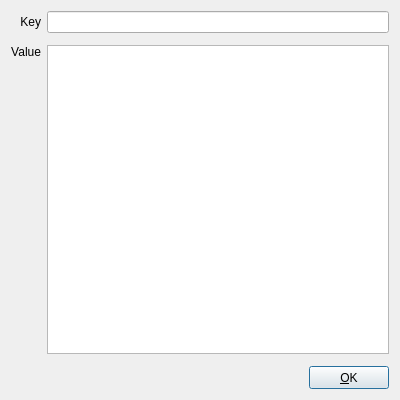
The window that src/Widgets/Inspector/KeyValueDialog.ui (CasparCG/client) describes before a commit, drawn with Qt 5.
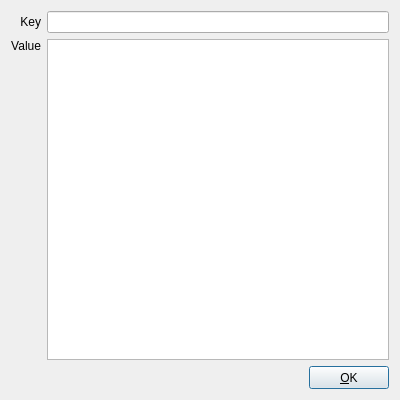
The same window after the commit.

Commit message: Simplify layout of inspector widgets

```diff
--- a/src/Widgets/Inspector/KeyValueDialog.ui
+++ b/src/Widgets/Inspector/KeyValueDialog.ui
@@ -10,100 +10,15 @@
     <height>400</height>
    </rect>
   </property>
-  <layout class="QVBoxLayout" name="verticalLayout_4">
-   <item>
-    <layout class="QHBoxLayout" name="horizontalLayout_2">
-     <item>
-      <layout class="QVBoxLayout" name="verticalLayout">
-       <item>
-        <spacer name="verticalSpacerTop">
-         <property name="orientation">
-          <enum>Qt::Vertical</enum>
-         </property>
-         <property name="sizeType">
-          <enum>QSizePolicy::Fixed</enum>
-         </property>
-         <property name="sizeHint" stdset="0">
-          <size>
-           <width>20</width>
-           <height>4</height>
-          </size>
-         </property>
-        </spacer>
-       </item>
-       <item>
-        <widget class="QLabel" name="labelKey">
-         <property name="text">
-          <string>Key</string>
-         </property>
-         <property name="alignment">
-          <set>Qt::AlignRight|Qt::AlignTrailing|Qt::AlignVCenter</set>
-         </property>
-        </widget>
-       </item>
-       <item>
-        <spacer name="verticalSpacerMiddle">
-         <property name="orientation">
-          <enum>Qt::Vertical</enum>
-         </property>
-         <property name="sizeType">
-          <enum>QSizePolicy::Fixed</enum>
-         </property>
-         <property name="sizeHint" stdset="0">
-          <size>
-           <width>20</width>
-           <height>10</height>
-          </size>
-         </property>
-        </spacer>
-       </item>
-       <item>
-        <widget class="QLabel" name="labelValue">
-         <property name="text">
-          <string>Value</string>
-         </property>
-         <property name="alignment">
-          <set>Qt::AlignRight|Qt::AlignTrailing|Qt::AlignVCenter</set>
-         </property>
-        </widget>
-       </item>
-       <item>
-        <spacer name="verticalSpacerBottom">
-         <property name="orientation">
-          <enum>Qt::Vertical</enum>
-         </property>
-         <property name="sizeHint" stdset="0">
-          <size>
-           <width>20</width>
-           <height>40</height>
-          </size>
-         </property>
-        </spacer>
-       </item>
-      </layout>
-     </item>
-     <item>
-      <layout class="QVBoxLayout" name="verticalLayout_3">
-       <property name="spacing">
-        <number>12</number>
-       </property>
-       <item>
-        <layout class="QVBoxLayout" name="verticalLayout_2">
-         <item>
-          <widget class="QLineEdit" name="lineEditKey"/>
-         </item>
-         <item>
+  <layout class="QGridLayout" name="gridLayout">
+   <item row="1" column="1" colspan="2">
           <widget class="QTextEdit" name="textEditValue">
            <property name="tabChangesFocus">
             <bool>true</bool>
            </property>
           </widget>
          </item>
-        </layout>
-       </item>
-       <item>
-        <layout class="QHBoxLayout" name="horizontalLayout">
-         <item>
+   <item row="2" column="1">
           <spacer name="horizontalSpacer">
            <property name="orientation">
             <enum>Qt::Horizontal</enum>
@@ -116,7 +31,20 @@
            </property>
           </spacer>
          </item>
-         <item>
+   <item row="1" column="0">
+    <widget class="QLabel" name="labelValue">
+     <property name="text">
+      <string>Value</string>
+     </property>
+     <property name="alignment">
+      <set>Qt::AlignRight|Qt::AlignTop|Qt::AlignTrailing</set>
+     </property>
+    </widget>
+   </item>
+   <item row="0" column="1" colspan="2">
+    <widget class="QLineEdit" name="lineEditKey"/>
+   </item>
+   <item row="2" column="2">
           <widget class="QPushButton" name="pushButtonOK">
            <property name="minimumSize">
             <size>
@@ -132,11 +60,15 @@
            </property>
           </widget>
          </item>
-        </layout>
-       </item>
-      </layout>
-     </item>
-    </layout>
+   <item row="0" column="0">
+    <widget class="QLabel" name="labelKey">
+     <property name="text">
+      <string>Key</string>
+     </property>
+     <property name="alignment">
+      <set>Qt::AlignRight|Qt::AlignTrailing|Qt::AlignVCenter</set>
+     </property>
+    </widget>
    </item>
   </layout>
  </widget>
```
Left out of the diff: 2 changed lines with no effect on the pictures. Lines whose indentation alone changed are shown as unchanged. The commit also changes 58 other files.
